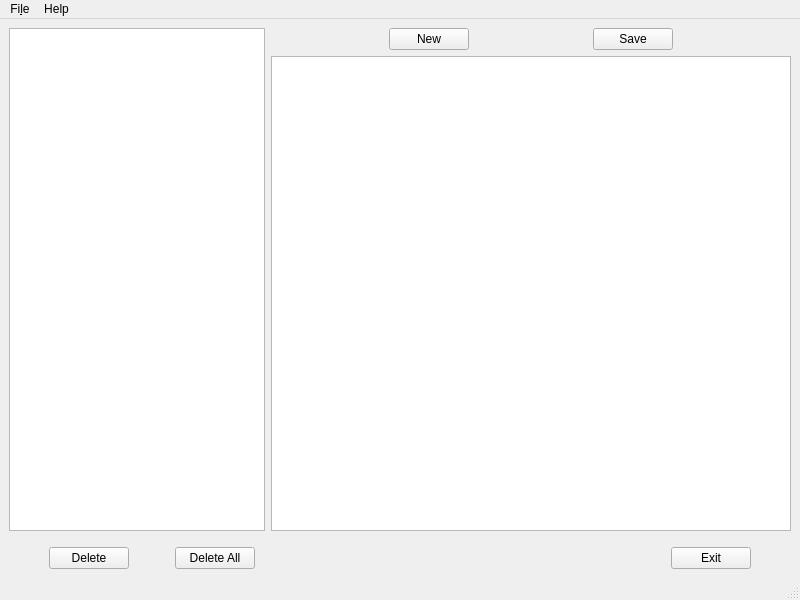
Qt form d3lib/gui/MainWindow.ui (KorvinSilver/d3ta-pyqt) before a commit.
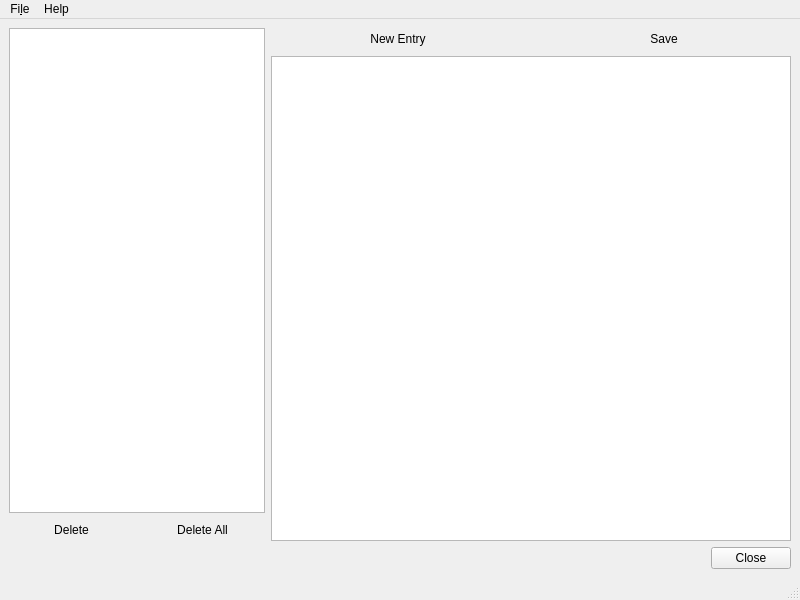
The same form after that commit. Icons and pictures are not drawn.

Diff of the .ui file:
```diff
--- a/d3lib/gui/MainWindow.ui
+++ b/d3lib/gui/MainWindow.ui
@@ -23,151 +23,44 @@
    <iconset>
     <normaloff>../../img/icon.svg</normaloff>../../img/icon.svg</iconset>
   </property>
+  <property name="tabShape">
+   <enum>QTabWidget::Rounded</enum>
+  </property>
   <widget class="QWidget" name="centralwidget">
    <layout class="QVBoxLayout" name="verticalLayout">
     <item>
-     <layout class="QHBoxLayout" name="horizontalLayout">
-      <item>
-       <widget class="QListWidget" name="listWidget">
-        <property name="sizePolicy">
-         <sizepolicy hsizetype="Minimum" vsizetype="Expanding">
-          <horstretch>0</horstretch>
-          <verstretch>0</verstretch>
-         </sizepolicy>
-        </property>
-       </widget>
-      </item>
-      <item>
-       <layout class="QVBoxLayout" name="verticalLayout_2">
-        <item>
-         <layout class="QHBoxLayout" name="horizontalLayout_3">
-          <item>
-           <spacer name="horizontalSpacer_3">
-            <property name="orientation">
-             <enum>Qt::Horizontal</enum>
-            </property>
-            <property name="sizeHint" stdset="0">
-             <size>
-              <width>40</width>
-              <height>20</height>
-             </size>
-            </property>
-           </spacer>
-          </item>
-          <item>
-           <widget class="QPushButton" name="newButton">
-            <property name="text">
-             <string>New</string>
-            </property>
-           </widget>
-          </item>
-          <item>
-           <spacer name="horizontalSpacer_2">
-            <property name="orientation">
-             <enum>Qt::Horizontal</enum>
-            </property>
-            <property name="sizeHint" stdset="0">
-             <size>
-              <width>40</width>
-              <height>20</height>
-             </size>
-            </property>
-           </spacer>
-          </item>
-          <item>
-           <widget class="QPushButton" name="saveButton">
-            <property name="text">
-             <string>Save</string>
-            </property>
-           </widget>
-          </item>
-          <item>
-           <spacer name="horizontalSpacer_4">
-            <property name="orientation">
-             <enum>Qt::Horizontal</enum>
-            </property>
-            <property name="sizeHint" stdset="0">
-             <size>
-              <width>40</width>
-              <height>20</height>
-             </size>
-            </property>
-           </spacer>
-          </item>
-         </layout>
-        </item>
-        <item>
-         <widget class="QTextEdit" name="textEdit"/>
-        </item>
-       </layout>
-      </item>
-     </layout>
-    </item>
-    <item>
-     <spacer name="verticalSpacer">
-      <property name="orientation">
-       <enum>Qt::Vertical</enum>
-      </property>
-      <property name="sizeType">
-       <enum>QSizePolicy::Fixed</enum>
-      </property>
-      <property name="sizeHint" stdset="0">
-       <size>
-        <width>20</width>
-        <height>10</height>
-       </size>
-      </property>
-     </spacer>
-    </item>
-    <item>
-     <layout class="QHBoxLayout" name="horizontalLayout_2">
-      <item>
-       <spacer name="horizontalSpacer_6">
-        <property name="orientation">
-         <enum>Qt::Horizontal</enum>
-        </property>
-        <property name="sizeType">
-         <enum>QSizePolicy::Minimum</enum>
-        </property>
-        <property name="sizeHint" stdset="0">
-         <size>
-          <width>40</width>
-          <height>20</height>
-         </size>
-        </property>
-       </spacer>
-      </item>
-      <item>
+     <layout class="QGridLayout" name="gridLayout">
+      <item row="3" column="0">
        <widget class="QPushButton" name="deleteButton">
         <property name="text">
          <string>Delete</string>
         </property>
+        <property name="flat">
+         <bool>true</bool>
+        </property>
        </widget>
       </item>
-      <item>
-       <spacer name="horizontalSpacer_5">
-        <property name="orientation">
-         <enum>Qt::Horizontal</enum>
-        </property>
-        <property name="sizeType">
-         <enum>QSizePolicy::Minimum</enum>
-        </property>
-        <property name="sizeHint" stdset="0">
-         <size>
-          <width>40</width>
-          <height>20</height>
-         </size>
-        </property>
-       </spacer>
-      </item>
-      <item>
+      <item row="3" column="1">
        <widget class="QPushButton" name="deleteAllButton">
         <property name="text">
          <string>Delete All</string>
         </property>
+        <property name="flat">
+         <bool>true</bool>
+        </property>
        </widget>
       </item>
-      <item>
+      <item row="1" column="0" rowspan="2" colspan="2">
+       <widget class="QListView" name="listView">
+        <property name="sizePolicy">
+         <sizepolicy hsizetype="Minimum" vsizetype="Expanding">
+          <horstretch>0</horstretch>
+          <verstretch>0</verstretch>
+         </sizepolicy>
+        </property>
+       </widget>
+      </item>
+      <item row="3" column="2">
        <spacer name="horizontalSpacer">
         <property name="orientation">
          <enum>Qt::Horizontal</enum>
@@ -180,31 +73,57 @@
         </property>
        </spacer>
       </item>
-      <item>
-       <widget class="QPushButton" name="exitButton">
+      <item row="2" column="2" rowspan="2" colspan="3">
+       <widget class="QTextEdit" name="textEdit">
+        <property name="sizePolicy">
+         <sizepolicy hsizetype="Expanding" vsizetype="Expanding">
+          <horstretch>0</horstretch>
+          <verstretch>0</verstretch>
+         </sizepolicy>
+        </property>
+       </widget>
+      </item>
+      <item row="1" column="4">
+       <widget class="QPushButton" name="saveButton">
+        <property name="sizePolicy">
+         <sizepolicy hsizetype="Expanding" vsizetype="Minimum">
+          <horstretch>0</horstretch>
+          <verstretch>0</verstretch>
+         </sizepolicy>
+        </property>
         <property name="text">
-         <string>Exit</string>
+         <string>Save</string>
         </property>
+        <property name="flat">
+         <bool>true</bool>
+        </property>
        </widget>
       </item>
-      <item>
-       <spacer name="horizontalSpacer_7">
-        <property name="orientation">
-         <enum>Qt::Horizontal</enum>
+      <item row="1" column="2">
+       <widget class="QPushButton" name="newEntryButton">
+        <property name="sizePolicy">
+         <sizepolicy hsizetype="Expanding" vsizetype="Fixed">
+          <horstretch>0</horstretch>
+          <verstretch>0</verstretch>
+         </sizepolicy>
         </property>
-        <property name="sizeType">
-         <enum>QSizePolicy::Minimum</enum>
+        <property name="text">
+         <string>New Entry</string>
         </property>
-        <property name="sizeHint" stdset="0">
-         <size>
-          <width>40</width>
-          <height>20</height>
-         </size>
+        <property name="flat">
+         <bool>true</bool>
         </property>
-       </spacer>
+       </widget>
       </item>
      </layout>
     </item>
+    <item>
+     <widget class="QDialogButtonBox" name="exitButton">
+      <property name="standardButtons">
+       <set>QDialogButtonBox::Close</set>
+      </property>
+     </widget>
+    </item>
    </layout>
   </widget>
   <widget class="QMenuBar" name="menubar">
```
